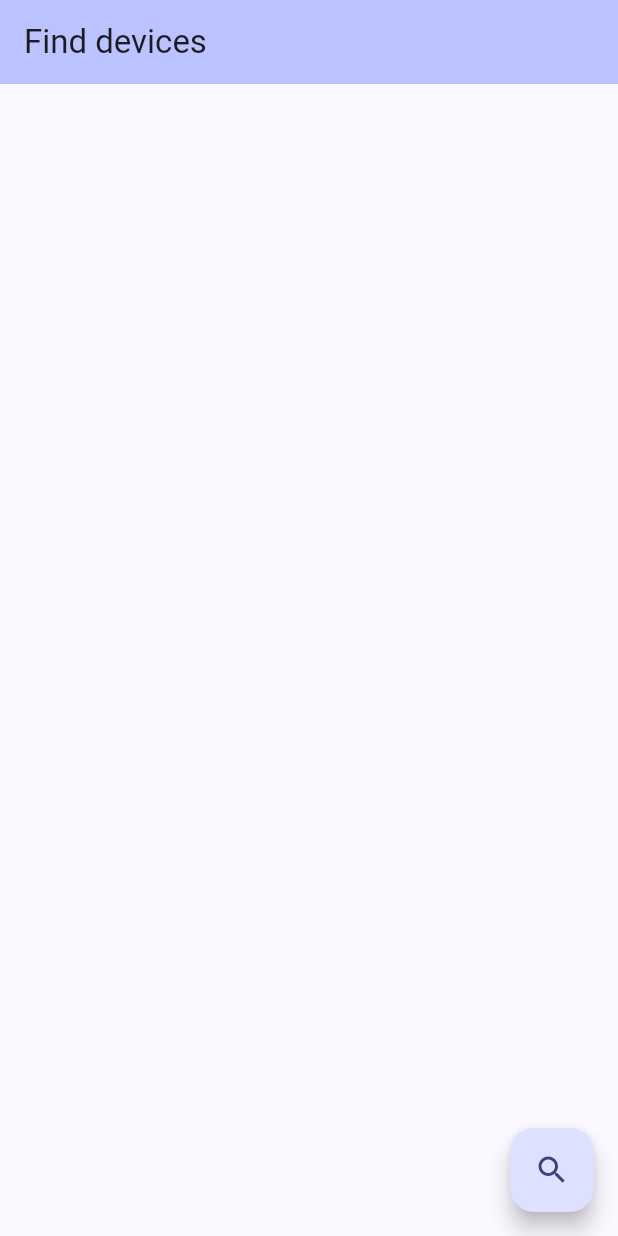
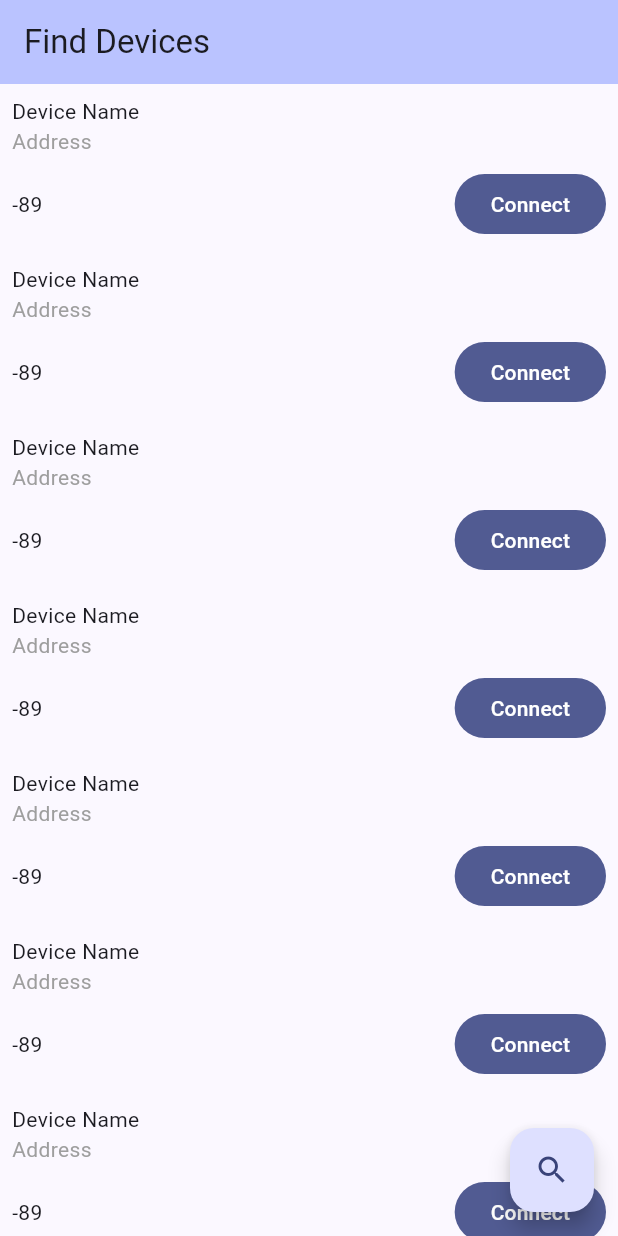
Before and after one commit to hyesuhong/bluetooth-sample, a Flutter app: the screen it shows after launch, on a phone screen of 412 x 824 dp. Run offline on Flutter 3.47's test engine with Material 3 defaults, Android fonts, the phone set to English and light mode, and no system bars.

Commit message:
feat: add scan result device widget

```diff
--- a/lib/screens/scan_screen.dart
+++ b/lib/screens/scan_screen.dart
@@ -1,4 +1,7 @@
+import 'package:bluetooth_sample/widgets/scan_device_widget.dart';
 import 'package:flutter/material.dart';
+
+final List<int> dummyList = List.filled(10, 0);
 
 class ScanScreen extends StatelessWidget {
   const ScanScreen({super.key});
@@ -8,9 +11,13 @@ class ScanScreen extends StatelessWidget {
     return Scaffold(
       appBar: AppBar(
         backgroundColor: Theme.of(context).colorScheme.inversePrimary,
-        title: const Text('Find devices'),
+        title: const Text('Find Devices'),
       ),
-      body: ListView(),
+      body: ListView(
+        children: [
+          for (var dummy in dummyList) ScanDeviceWidget(),
+        ],
+      ),
       floatingActionButton: FloatingActionButton(
         onPressed: () {
           print('floating');
--- /dev/null
+++ b/lib/widgets/scan_device_widget.dart
@@ -0,0 +1,38 @@
+import 'package:flutter/material.dart';
+
+class ScanDeviceWidget extends StatelessWidget {
+  const ScanDeviceWidget({super.key});
+
+  @override
+  Widget build(BuildContext context) {
+    return Padding(
+      padding: const EdgeInsets.all(8.0),
+      child: Column(
+        crossAxisAlignment: CrossAxisAlignment.start,
+        children: [
+          const Text('Device Name'),
+          const Text(
+            'Address',
+            style: TextStyle(
+              fontSize: 14,
+              color: Colors.grey,
+            ),
+          ),
+          const SizedBox(
+            height: 8,
+          ),
+          Row(
+            mainAxisAlignment: MainAxisAlignment.spaceBetween,
+            children: [
+              const Text('-89'),
+              FilledButton(
+                onPressed: () {},
+                child: const Text('Connect'),
+              ),
+            ],
+          ),
+        ],
+      ),
+    );
+  }
+}
```
